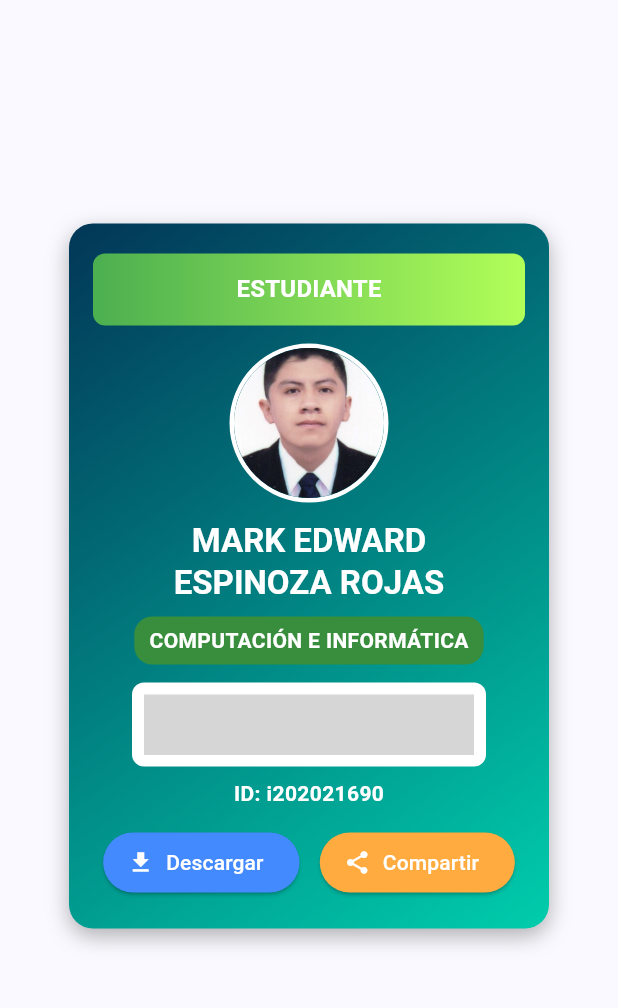
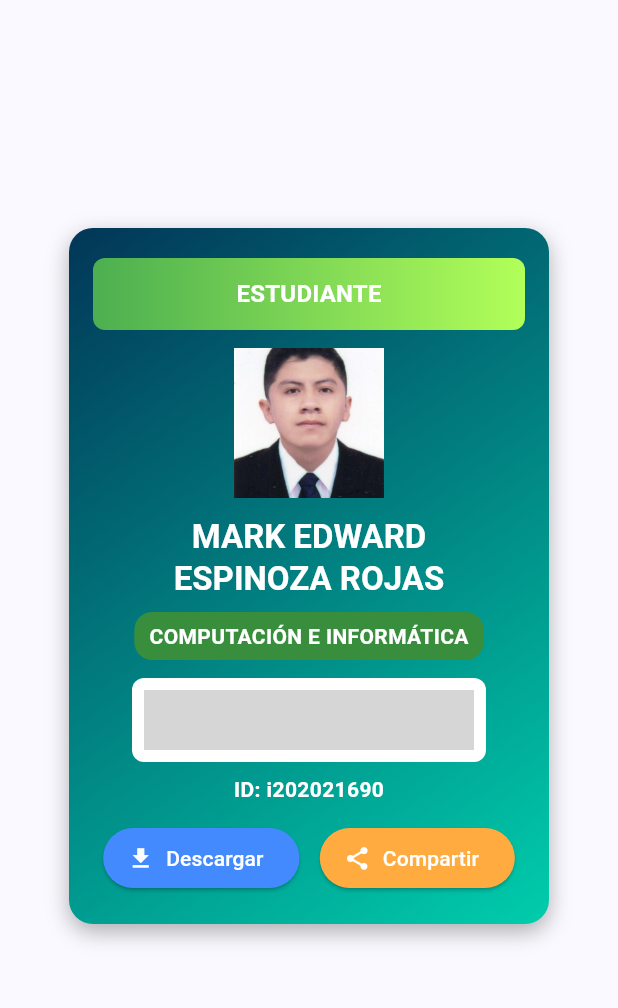
Before and after one commit to markedws21/mInstApp, a Flutter app: the CardPhotoPage screen opened by its route, on a phone screen of 412 x 824 dp, the part 84-1092 px from its top. Run offline on Flutter 3.47's test engine with Material 3 defaults, Android fonts, the phone set to English and light mode, and no system bars; drawn by our look-alikes of barcode_widget; our stand-ins replace carousel_slider, go_router, google_fonts, table_calendar; grey boxes are pictures that could not be loaded.

Commit message:
CAMBIOS MINIMOS

```diff
--- a/minstapp/lib/pages/Carnet/card_photopage.dart
+++ b/minstapp/lib/pages/Carnet/card_photopage.dart
@@ -58,18 +58,12 @@ class CardPhotoPage extends StatelessWidget {
                 ),
                 const SizedBox(height: 12),
                 // Imagen del estudiante con borde
-                Container(
-                  decoration: BoxDecoration(
-                    shape: BoxShape.circle,
-                    border: Border.all(color: Colors.white, width: 3),
-                  ),
-                  child: ClipOval(
-                    child: Image.asset(
-                      "assets/images/foto_carnet.jpg",
-                      width: 100,
-                      height: 100,
-                      fit: BoxFit.cover,
-                    ),
+                ClipRect(
+                  child: Image.asset(
+                    "assets/images/foto_carnet.jpg",
+                    width: 100,
+                    height: 100,
+                    fit: BoxFit.cover,
                   ),
                 ),
                 const SizedBox(height: 12),
--- a/minstapp/lib/pages/login/login_app.dart
+++ b/minstapp/lib/pages/login/login_app.dart
@@ -131,7 +131,7 @@ class LoginPageState extends State<LoginPage> {
         child: ElevatedButton(
           onPressed: onPressed,
           style: ElevatedButton.styleFrom(
-            backgroundColor: const Color.fromARGB(255, 42, 199, 27),
+            backgroundColor: const Color.fromARGB(255, 36, 136, 230),
             padding: const EdgeInsets.symmetric(vertical: 15.0),
             shape: RoundedRectangleBorder(
               borderRadius: BorderRadius.circular(15),
--- a/minstapp/lib/widgets/default/drawer.dart
+++ b/minstapp/lib/widgets/default/drawer.dart
@@ -16,6 +16,7 @@ class _DrawerNavState extends State<DrawerNav> {
   Widget build(BuildContext context) {
     return Drawer(
       child: Container(
+        padding: const EdgeInsets.all(10),
         color: const Color(0xFF023657),
         child: Column(
           crossAxisAlignment: CrossAxisAlignment.start,
```
Also changed, not shown: 1 other file.
